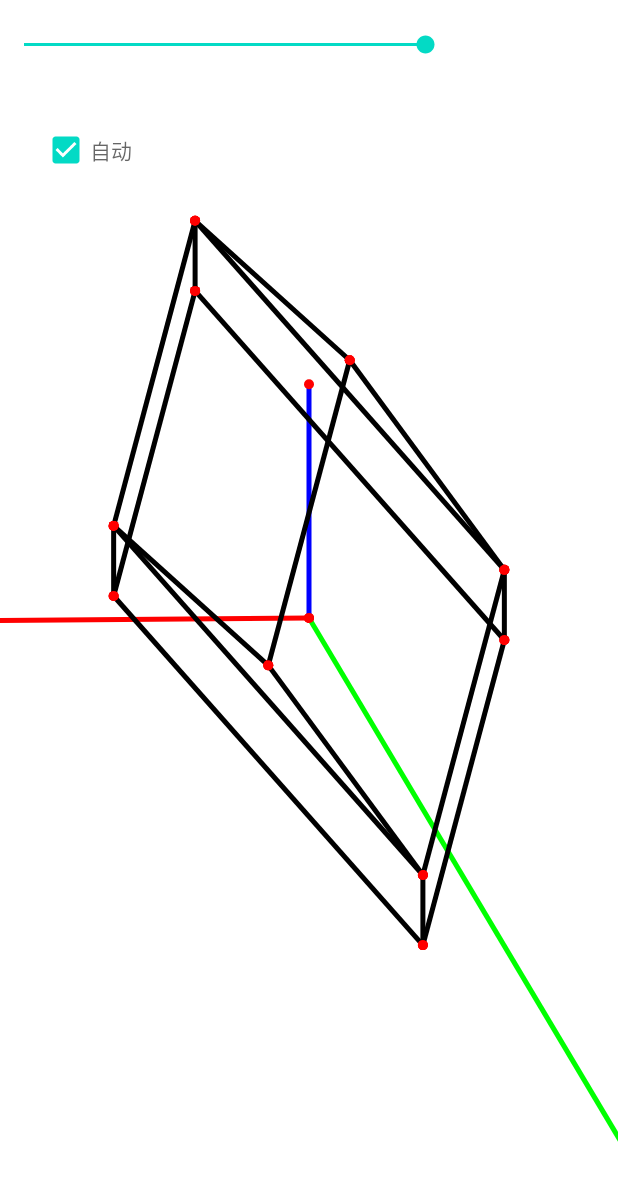
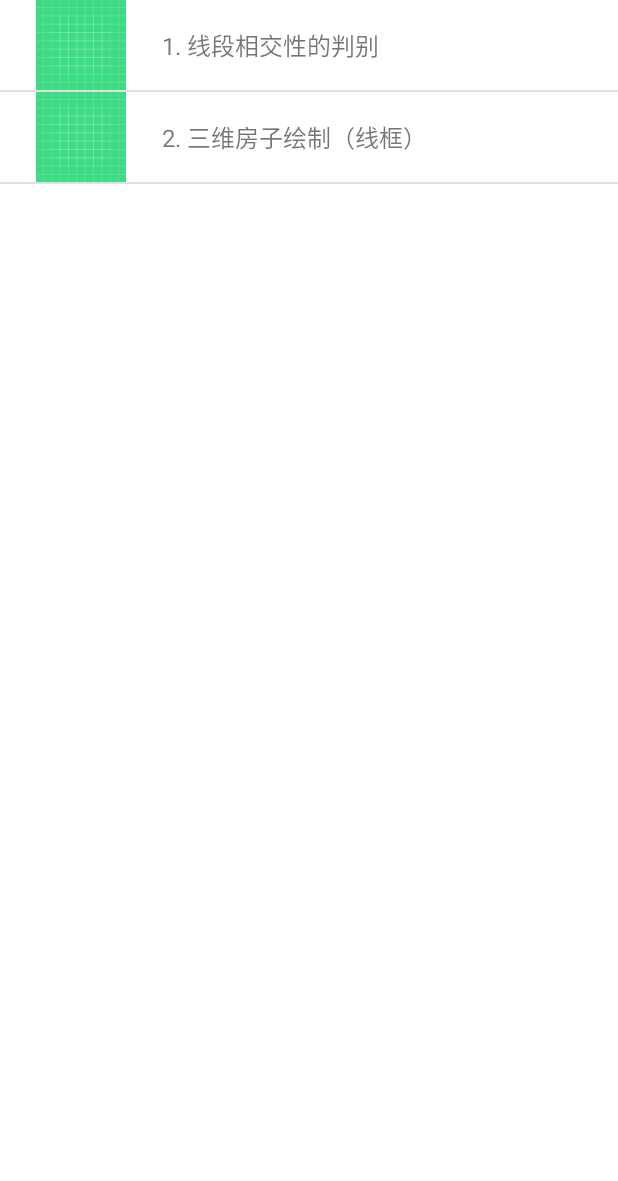
Before and after one commit to osoiyo/Computational-Geometry-Practice-in-Android, an Android app: the screen it shows after launch (Paint2Activity before the commit, MainActivity after it), on a phone screen of 412 x 824 dp. Shown: the top 1181 px of the screen. Run offline under Robolectric (Android 15) with nearby library versions, the phone set to English and light mode, and no system bars.

Commit message:
add MainActivity ListView

```diff
--- a/app/src/main/AndroidManifest.xml
+++ b/app/src/main/AndroidManifest.xml
@@ -22,10 +22,10 @@
             android:exported="true">
             <intent-filter>
                 <action android:name="Paint1" />
-
                 <category android:name="android.intent.category.DEFAULT" />
             </intent-filter>
         </activity>
+
         <activity
             android:name=".activities.MainActivity"
             android:exported="true">
--- a/app/src/main/java/com/example/mypaint/activities/MainActivity.java
+++ b/app/src/main/java/com/example/mypaint/activities/MainActivity.java
@@ -7,21 +7,54 @@ import android.content.SharedPreferences;
 import android.os.Bundle;
 import android.util.DisplayMetrics;
 import android.util.Log;
+import android.view.View;
+import android.widget.AdapterView;
+import android.widget.ListView;
 
 import com.example.mypaint.R;
+
+import java.util.ArrayList;
 
 public class MainActivity extends AppCompatActivity {
 
     private static final String TAG = "MainActivity";
+
+    private ArrayList<Task> tasks = null;
+    private ListView tasks_LV;
 
     @Override
     protected void onCreate(Bundle savedInstanceState) {
         super.onCreate(savedInstanceState);
         setContentView(R.layout.activity_main);
 
-        Intent intent = new Intent("Paint2");
-        startActivity(intent);
+//        Intent intent = new Intent("Paint1");
+//        startActivity(intent);
 
+        initialize();
+
+        // 为 ListView 配置 ArrayAdapter
+        tasks_LV = (ListView) findViewById(R.id.task_list);
+        TaskAdapter adapter = new TaskAdapter(this, R.layout.item_task, tasks);
+        tasks_LV.setAdapter(adapter);
+
+        tasks_LV.setOnItemClickListener(new AdapterView.OnItemClickListener() {
+            @Override
+            public void onItemClick(AdapterView<?> parent, View view, int position, long id) {
+                Intent intent = new Intent(tasks.get(position).getActivityName());
+                startActivity(intent);
+            }
+        });
 
     }
+
+    @Override
+    protected void onResume() {
+        super.onResume();
+    }
+
+    private void initialize(){
+        tasks = new ArrayList<>();
+        tasks.add(new Task("1. 线段相交性的判别", "Paint1"));
+        tasks.add(new Task("2. 三维房子绘制（线框）", "Paint2"));
+    }
 }
--- /dev/null
+++ b/app/src/main/java/com/example/mypaint/activities/Task.java
@@ -0,0 +1,42 @@
+package com.example.mypaint.activities;
+
+public class Task {
+    private int imgId;
+    private String name;
+    private String activityName;
+
+    public Task(String name, String activityName) {
+        this.name = name;
+        this.activityName = activityName;
+    }
+
+    public Task(int imgId, String name, String activityName) {
+        this.imgId = imgId;
+        this.name = name;
+        this.activityName = activityName;
+    }
+
+    public String getName() {
+        return name;
+    }
+
+    public void setName(String name) {
+        this.name = name;
+    }
+
+    public String getActivityName() {
+        return activityName;
+    }
+
+    public void setActivityName(String activityName) {
+        this.activityName = activityName;
+    }
+
+    public int getImgId() {
+        return imgId;
+    }
+
+    public void setImgId(int imgId) {
+        this.imgId = imgId;
+    }
+}
--- /dev/null
+++ b/app/src/main/java/com/example/mypaint/activities/TaskAdapter.java
@@ -0,0 +1,64 @@
+package com.example.mypaint.activities;
+
+import android.app.Activity;
+import android.content.Intent;
+import android.view.LayoutInflater;
+import android.view.View;
+import android.view.ViewGroup;
+import android.widget.ArrayAdapter;
+import android.widget.ImageView;
+import android.widget.TextView;
+
+import androidx.annotation.NonNull;
+import androidx.annotation.Nullable;
+
+import com.example.mypaint.R;
+import java.util.ArrayList;
+
+public class TaskAdapter extends ArrayAdapter {
+
+    private Activity m_context = null;
+    private int m_resouceId;
+    private ArrayList<Task> m_tasks;
+
+    public TaskAdapter(@NonNull Activity context, int resource, @NonNull ArrayList<Task> objects) {
+        super(context, resource, objects);
+
+        m_context = context;
+        m_resouceId = resource;
+        m_tasks = objects;
+    }
+
+    @NonNull
+    @Override
+    public View getView(int position, @Nullable View convertView, @NonNull ViewGroup parent) {
+        View item_view;
+        LayoutInflater inflater = m_context.getLayoutInflater();
+
+        // 初始化 item_view
+        if (convertView !=null){
+            item_view = convertView;
+        } else {
+            item_view = inflater.inflate(m_resouceId, null);
+        }
+
+        // 获取 item
+        Task item = getItem(position);
+        assert item != null;
+
+        // 用 item 设置 item_view 的值
+        TextView task_title = (TextView) item_view.findViewById(R.id.task_title);
+        ImageView task_img = (ImageView) item_view.findViewById(R.id.task_img);
+
+        task_title.setText(item.getName());
+        task_img.setImageResource(R.drawable.ic_launcher_background);
+
+        return item_view;
+    }
+
+    @Nullable
+    @Override
+    public Task getItem(int position) {
+        return m_tasks.get(position);
+    }
+}
--- a/app/src/main/java/com/example/mypaint/leafdraw/LeafDrawer.java
+++ b/app/src/main/java/com/example/mypaint/leafdraw/LeafDrawer.java
@@ -3,6 +3,7 @@ package com.example.mypaint.leafdraw;
 import android.graphics.Canvas;
 import android.graphics.Color;
 import android.graphics.Paint;
+import android.graphics.PorterDuff;
 import android.util.Log;
 
 import com.example.mypaint.leafgeo.LeafMatrixView;
@@ -106,4 +107,8 @@ public class LeafDrawer {
         drawLine(axisZ, TYPE_3D);
         restoreLinePaintColor();
     }
+
+    public void clear(){
+        canvas.drawColor(Color.TRANSPARENT, PorterDuff.Mode.CLEAR);
+    }
 }
--- a/app/src/main/res/layout/activity_main.xml
+++ b/app/src/main/res/layout/activity_main.xml
@@ -6,13 +6,10 @@
     android:layout_height="match_parent"
     tools:context=".activities.MainActivity">
 
-    <TextView
-        android:layout_width="wrap_content"
-        android:layout_height="wrap_content"
-        android:text="Hello World!"
-        app:layout_constraintBottom_toBottomOf="parent"
-        app:layout_constraintLeft_toLeftOf="parent"
-        app:layout_constraintRight_toRightOf="parent"
-        app:layout_constraintTop_toTopOf="parent" />
+    <ListView
+        android:id="@+id/task_list"
+        android:layout_width="match_parent"
+        android:layout_height="match_parent"
+        />
 
 </androidx.constraintlayout.widget.ConstraintLayout>
--- a/app/src/main/res/layout/activity_paint2.xml
+++ b/app/src/main/res/layout/activity_paint2.xml
@@ -12,6 +12,7 @@
         android:layout_height="200dp"
         android:checked="true"
         android:hint="自动旋转"
+        android:visibility="invisible"
         tools:ignore="MissingConstraints" />
 
     <LinearLayout
--- /dev/null
+++ b/app/src/main/res/layout/item_task.xml
@@ -0,0 +1,24 @@
+<?xml version="1.0" encoding="utf-8"?>
+<LinearLayout xmlns:android="http://schemas.android.com/apk/res/android"
+    xmlns:tools="http://schemas.android.com/tools"
+    android:orientation="horizontal"
+    android:layout_width="match_parent"
+    android:layout_height="match_parent"
+    tools:ignore="UseCompoundDrawables">
+
+    <ImageView
+        android:id="@+id/task_img"
+        android:layout_width="wrap_content"
+        android:layout_height="60dp"
+        />
+
+    <TextView
+        android:id="@+id/task_title"
+        android:layout_width="wrap_content"
+        android:layout_height="wrap_content"
+        android:layout_gravity="center_vertical"
+        android:textSize="16sp"
+        />
+
+
+</LinearLayout>
```
Also changed, not shown: app/src/main/java/com/example/mypaint/activities/Paint1Activity.java (+20 -2 lines), app/src/main/java/com/example/mypaint/activities/Paint2Activity.java (+28 -2 lines), app/src/main/java/com/example/mypaint/view/DrawView.java (+6 -1 lines).
